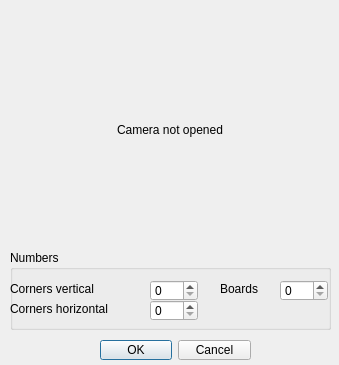
Before: the Qt Designer form camcalibrate.ui in ARDev1161/ZanyaCore, drawn with Qt 5.
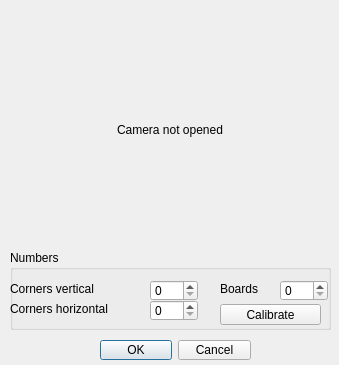
After: the same form once the commit is applied.

Diff of the .ui file:
```diff
--- a/camcalibrate.ui
+++ b/camcalibrate.ui
@@ -144,6 +144,19 @@
      </rect>
     </property>
    </widget>
+   <widget class="QPushButton" name="pushButton">
+    <property name="geometry">
+     <rect>
+      <x>210</x>
+      <y>54</y>
+      <width>101</width>
+      <height>21</height>
+     </rect>
+    </property>
+    <property name="text">
+     <string>Calibrate</string>
+    </property>
+   </widget>
   </widget>
  </widget>
  <resources/>
```
